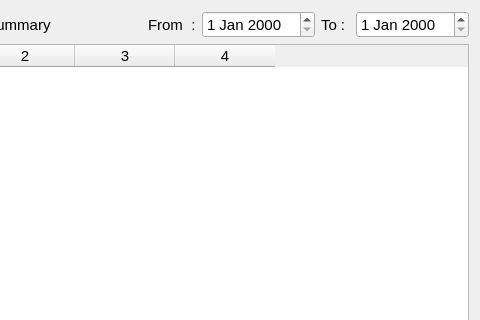
First picture: the form in estorecpp/salessummarybyitems.ui, repository Watti/estorecpp, before the edit; both pictures show x 137 to 617 and y 0 to 320 of the 617 by 415 pixel window.
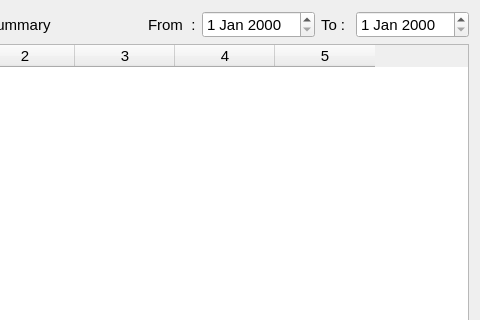
Second picture: the form after the edit.

What changed in the file:
```diff
--- a/estorecpp/salessummarybyitems.ui
+++ b/estorecpp/salessummarybyitems.ui
@@ -104,7 +104,7 @@
       <number>0</number>
      </property>
      <property name="columnCount">
-      <number>4</number>
+      <number>5</number>
      </property>
      <attribute name="horizontalHeaderVisible">
       <bool>true</bool>
@@ -119,6 +119,7 @@
      <column/>
      <column/>
      <column/>
+     <column/>
     </widget>
    </item>
    <item>
```
